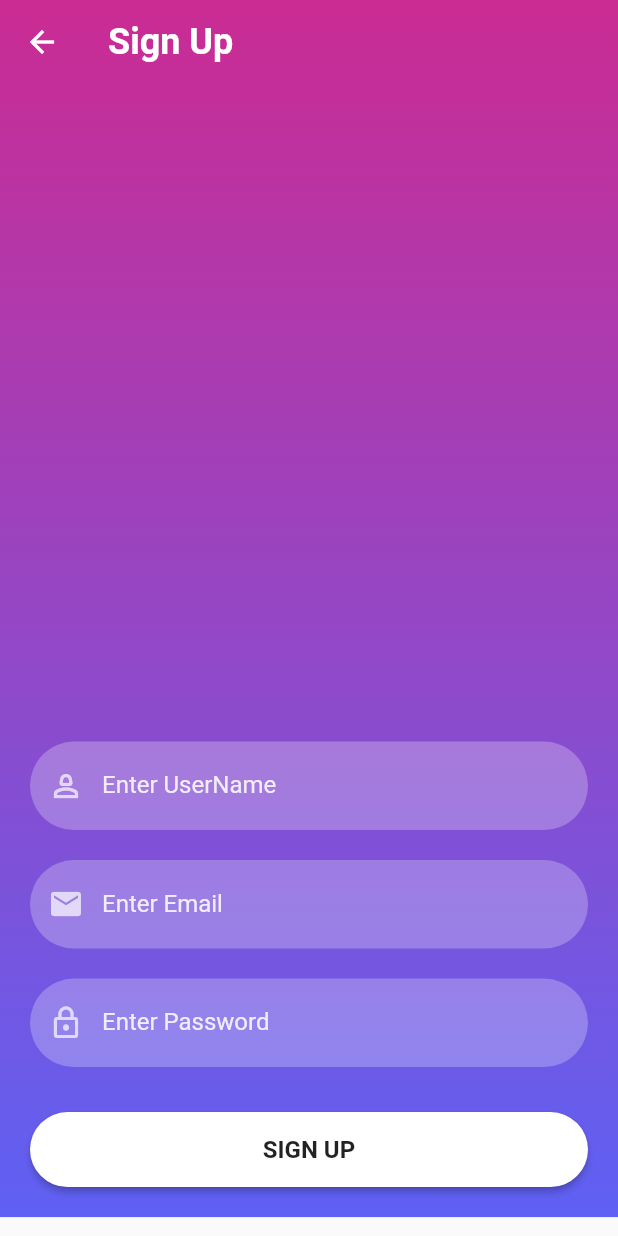
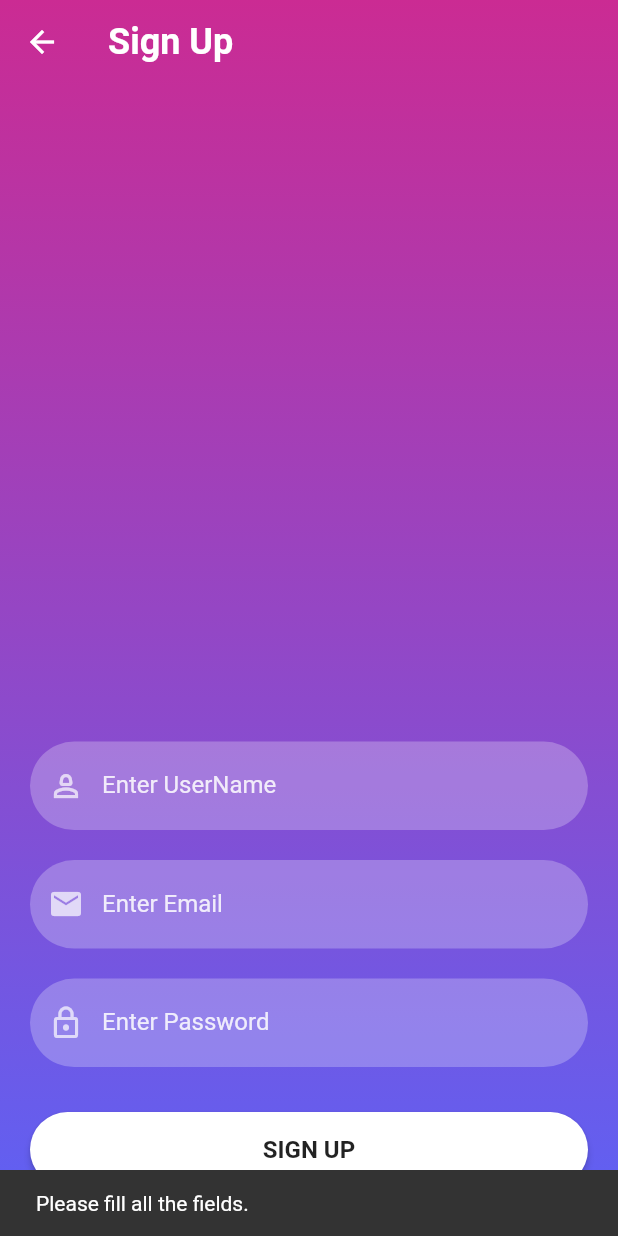
Before and after one commit to Ovik10/LookAfter, a Flutter app: the SignUpScreen screen opened directly, after a tap on "SIGN UP", on a phone screen of 412 x 824 dp. Run offline on Flutter 3.47's test engine with Material 2 defaults, Android fonts, the phone set to English and light mode, and no system bars; our stand-ins replace firebase_auth, firebase_core; accounts and stored records are empty.

Commit message:
Signup update

```diff
--- a/look/lib/screens/signin_screen.dart
+++ b/look/lib/screens/signin_screen.dart
@@ -67,7 +67,8 @@ class _SignInScreenState extends State<SignInScreen> {
                     ScaffoldMessenger.of(context).showSnackBar(SnackBar(content: Text(errorMessage),),);
                   }
                 }),
-                signUpOption()
+                signUpOption(),
+                SizedBox(height: MediaQuery.of(context).size.height * 0.3)
               ],
             ),
           ),
--- a/look/lib/screens/signup_screen.dart
+++ b/look/lib/screens/signup_screen.dart
@@ -20,6 +20,22 @@ class _SignUpScreenState extends State<SignUpScreen> {
   TextEditingController _passwordTextController = TextEditingController();
   TextEditingController _userNameTextController = TextEditingController();
   TextEditingController _emailTextController = TextEditingController();
+
+  void _showSnackBar(String message) {
+    ScaffoldMessenger.of(context).showSnackBar(
+      SnackBar(
+        content: Text(message),
+        duration: Duration(seconds: 2),
+      ),
+    );
+  }
+
+   bool _isEmailValid(String email) {
+    return RegExp(
+            r"^[a-zA-Z0-9.!#$%&'*+/=?^_`{|}~-]+@[a-zA-Z0-9](?:[a-zA-Z0-9-]{0,61}[a-zA-Z0-9])?(?:\.[a-zA-Z0-9](?:[a-zA-Z0-9-]{0,61}[a-zA-Z0-9])?)+$")
+        .hasMatch(email);
+  }
+
 
   @override
   Widget build(BuildContext context) {
@@ -52,30 +68,48 @@ class _SignUpScreenState extends State<SignUpScreen> {
             child: Column(
               children: <Widget>[
                 reusableTextField(
-                    "Enter UserName", Icons.person_2_outlined, false, _userNameTextController),
+                  "Enter UserName",
+                  Icons.person_2_outlined,
+                  false,
+                  _userNameTextController,
+                ),
                 SizedBox(
                   height: 20,
                 ),
                 reusableTextField(
-                    "Enter Email", Icons.email, false, _emailTextController),
+                  "Enter Email",
+                  Icons.email,
+                  false,
+                  _emailTextController,
+                ),
                 SizedBox(height: 20),
                 reusableTextField(
-                    "Enter Password", Icons.lock_outline, true, _passwordTextController),
+                  "Enter Password",
+                  Icons.lock_outline,
+                  true,
+                  _passwordTextController,
+                ),
                 SizedBox(height: 20),
                 signInSignUpButton(context, false, () {
+                  final userName = _userNameTextController.text.trim();
+                  final email = _emailTextController.text.trim();
+                  final password = _passwordTextController.text.trim();
+
+                  if (userName.isEmpty || email.isEmpty || password.isEmpty) {
+                    _showSnackBar('Please fill all the fields.');
+                     } else if (!_isEmailValid(email)) {
+                    _showSnackBar('Please enter a valid email address.');
+                  } else {
                     FirebaseAuth.instance
-                      .createUserWithEmailAndPassword(
-                          email: _emailTextController.text,
-                          password: _passwordTextController.text)
+                        .createUserWithEmailAndPassword(email: email, password: password)
                         .then((value) {
                       _logger.info("Account created");
                       Navigator.push(
-                        context,
-                        MaterialPageRoute(
-                            builder: (context) => HomeScreen()));
+                          context, MaterialPageRoute(builder: (context) => HomeScreen()));
                     }).onError((error, stackTrace) {
                       _logger.severe("Error ${error.toString()}", error, stackTrace);
                     });
+                  }
                 }),
               ],
             ),
```
Lines whose indentation alone changed are shown as unchanged.
